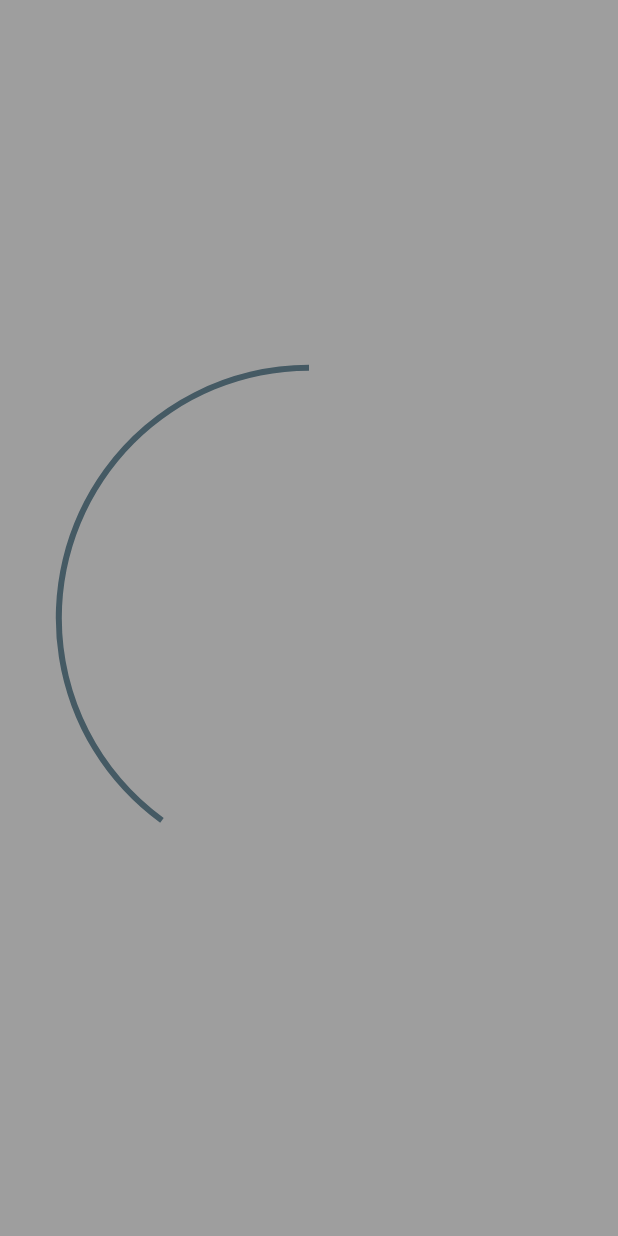
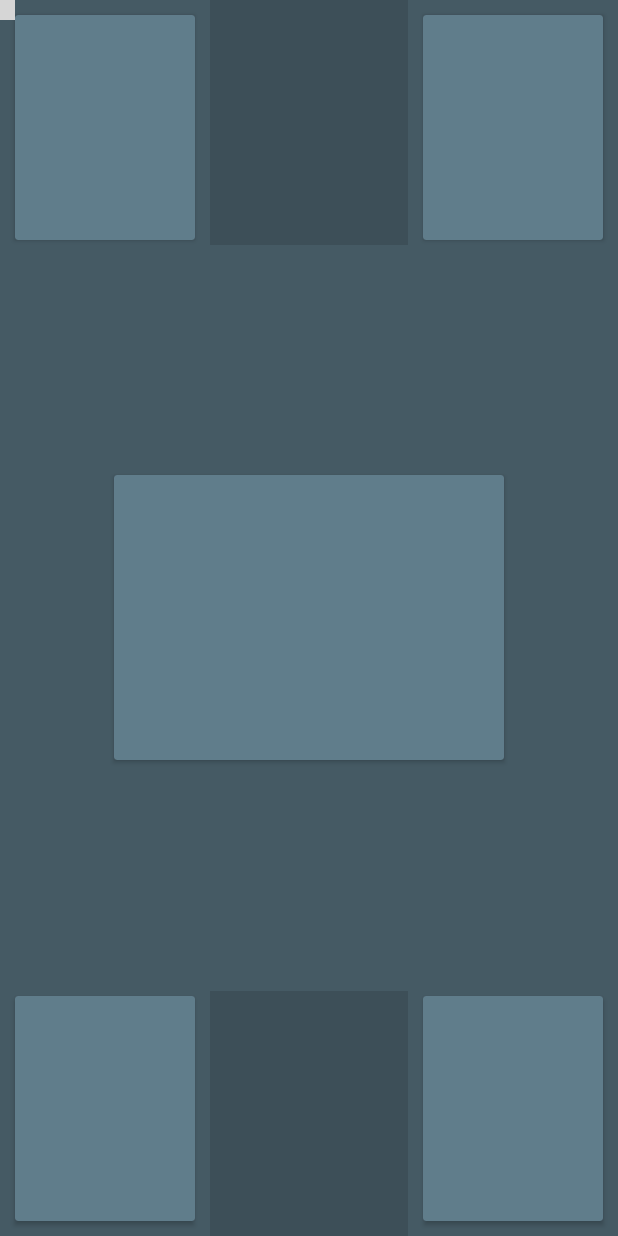
Before and after one commit to teodor-hristov/Driverify, an Android app: the layout activity_drive.xml on its own in the app's theme, with its tools: preview values and no code run, on a phone screen of 412 x 824 dp. Run offline under Robolectric (Android 15) with nearby library versions, the phone set to English and light mode, and no system bars; grey boxes are pictures that could not be loaded.

Commit message:
Add some design for testing

```diff
--- a/app/src/main/java/com/demotxt/droidsrce/homedashboard/Drive.java
+++ b/app/src/main/java/com/demotxt/droidsrce/homedashboard/Drive.java
@@ -328,22 +328,22 @@ public final class Drive extends AppCompatActivity {
     public static Context getAppContext() {
         return appContext;
     }
-    public void rpm(){
-        ProgressBar rpm = findViewById(R.id.rpm);
-        int progress;
-
-        while (true){
-            try {
-                wait(100);
-            } catch (InterruptedException e) {
-                e.printStackTrace();
-            }
-            progress = rpm.getProgress();
-           progress += 3;
-           if(progress == 80)
-               progress = 0;
-           rpm.setProgress(progress);
-        }
-
-    }
+//    public void rpm(){
+//        ProgressBar rpm = findViewById(R.id.rpm);
+//        int progress;
+//
+//        while (true){
+//            try {
+//                wait(100);
+//            } catch (InterruptedException e) {
+//                e.printStackTrace();
+//            }
+//            progress = rpm.getProgress();
+//           progress += 3;
+//           if(progress == 80)
+//               progress = 0;
+//           rpm.setProgress(progress);
+//        }
+//
+//    }
 }
--- a/app/src/main/res/layout/activity_drive.xml
+++ b/app/src/main/res/layout/activity_drive.xml
@@ -5,44 +5,143 @@
     android:id="@+id/topLayout"
     android:layout_width="match_parent"
     android:layout_height="match_parent"
-    android:background="@color/accent"
+    android:background="@color/primary_dark"
     android:keepScreenOn="true">
 
     <com.demotxt.droidsrce.homedashboard.ui.camera.CameraSourcePreview
         android:id="@+id/preview"
-        android:layout_width="18dp"
-        android:layout_height="16dp"
+        android:layout_width="10dp"
+        android:layout_height="14dp"
         android:background="@color/primary_dark"
         android:focusable="auto"
-        android:visibility="visible">
+        android:visibility="visible"
+        tools:layout_conversion_absoluteHeight="16dp"
+        tools:layout_conversion_absoluteWidth="18dp"
+        tools:layout_editor_absoluteX="0dp"
+        tools:layout_editor_absoluteY="0dp">
 
         <com.demotxt.droidsrce.homedashboard.ui.camera.GraphicOverlay
             android:id="@+id/faceOverlay"
-            android:layout_width="match_parent"
-            android:layout_height="match_parent"
-            android:visibility="visible" />
+            android:layout_width="wrap_content"
+            android:layout_height="wrap_content"
+            android:visibility="visible"
+            tools:layout_conversion_absoluteHeight="16dp"
+            tools:layout_conversion_absoluteWidth="12dp"
+            tools:layout_editor_absoluteX="0dp"
+            tools:layout_editor_absoluteY="0dp" />
 
     </com.demotxt.droidsrce.homedashboard.ui.camera.CameraSourcePreview>
 
+<LinearLayout
+    android:layout_width="match_parent"
+    android:layout_height="match_parent"
+    android:orientation="horizontal"
+    android:gravity="top">
+        <androidx.cardview.widget.CardView
+        android:id="@+id/rpmOverylay"
+        android:layout_width="120dp"
+        android:layout_height="150dp"
+        android:layout_margin="10dp"
+        android:clickable="true"
+        android:foreground="?android:attr/selectableItemBackground"
+        app:cardBackgroundColor="@color/primary">
+
+        <LinearLayout
+            android:layout_width="match_parent"
+            android:layout_height="match_parent"
+            android:orientation="horizontal">
+
+        </LinearLayout>
+        </androidx.cardview.widget.CardView>
+            <View
+        android:id="@+id/divider"
+        android:layout_width="1dp"
+        android:layout_height="163dp"
+        android:layout_weight="1"
+        android:background="?android:attr/listDivider" />
+        <androidx.cardview.widget.CardView
+        android:id="@+id/fuel"
+        android:layout_width="120dp"
+        android:layout_height="150dp"
+        android:layout_margin="10dp"
+        android:clickable="true"
+        android:foreground="?android:attr/selectableItemBackground"
+        app:cardBackgroundColor="@color/primary">
+        <LinearLayout
+            android:layout_width="match_parent"
+            android:layout_height="match_parent"
+            android:orientation="horizontal">
+
+        </LinearLayout>
+        </androidx.cardview.widget.CardView>
+
+    </LinearLayout>
     <LinearLayout
         android:layout_width="match_parent"
         android:layout_height="match_parent"
-        android:background="@color/accent"
-        android:orientation="horizontal">
+        android:orientation="horizontal"
+        android:gravity="center">
 
-        <ProgressBar
-            android:id="@+id/rpm"
-            style="?android:progressBarStyleHorizontal"
-            android:layout_width="match_parent"
-            android:layout_height="match_parent"
-            android:progress="40"
-            android:progressDrawable="@drawable/circle"
-            android:rotation="126"
-            app:layout_constraintBottom_toBottomOf="parent"
-            app:layout_constraintLeft_toLeftOf="parent"
-            app:layout_constraintRight_toRightOf="parent"
-            app:layout_constraintTop_toTopOf="parent" />
-        <!--            edno delenie = 0.3-->
+        <androidx.cardview.widget.CardView
+            android:id="@+id/speedometer"
+            android:layout_width="260dp"
+            android:layout_height="190dp"
+            android:layout_margin="10dp"
+            android:clickable="true"
+            android:foreground="?android:attr/selectableItemBackground"
+            app:cardBackgroundColor="@color/primary">
+            <LinearLayout
+                android:layout_width="match_parent"
+                android:layout_height="match_parent"
+                android:orientation="horizontal">
+
+            </LinearLayout>
+        </androidx.cardview.widget.CardView>
+
+    </LinearLayout>
+    <LinearLayout
+        android:layout_width="match_parent"
+        android:layout_height="match_parent"
+        android:orientation="horizontal"
+        android:gravity="bottom">
+        <androidx.cardview.widget.CardView
+            android:id="@+id/coolant"
+            android:layout_width="120dp"
+            android:layout_height="150dp"
+            android:layout_margin="10dp"
+            android:clickable="true"
+            android:foreground="?android:attr/selectableItemBackground"
+            app:cardBackgroundColor="@color/primary">
+
+            <LinearLayout
+                android:layout_width="match_parent"
+                android:layout_height="match_parent"
+                android:orientation="horizontal">
+
+            </LinearLayout>
+        </androidx.cardview.widget.CardView>
+        <View
+            android:id="@+id/divider"
+            android:layout_width="1dp"
+            android:layout_height="163dp"
+            android:layout_weight="1"
+            android:background="?android:attr/listDivider" />
+        <androidx.cardview.widget.CardView
+            android:id="@+id/engineLoad"
+            android:layout_width="120dp"
+            android:layout_height="150dp"
+            android:layout_margin="10dp"
+            android:clickable="true"
+            android:foreground="?android:attr/selectableItemBackground"
+            app:cardBackgroundColor="@color/primary">
+            <LinearLayout
+                android:layout_width="match_parent"
+                android:layout_height="match_parent"
+                android:orientation="horizontal">
+
+            </LinearLayout>
+        </androidx.cardview.widget.CardView>
+
     </LinearLayout>
 
 </RelativeLayout>
```
